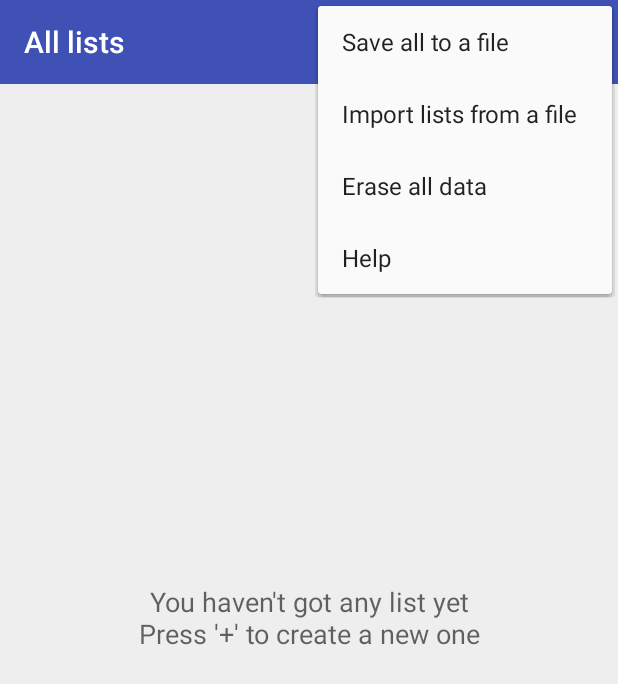
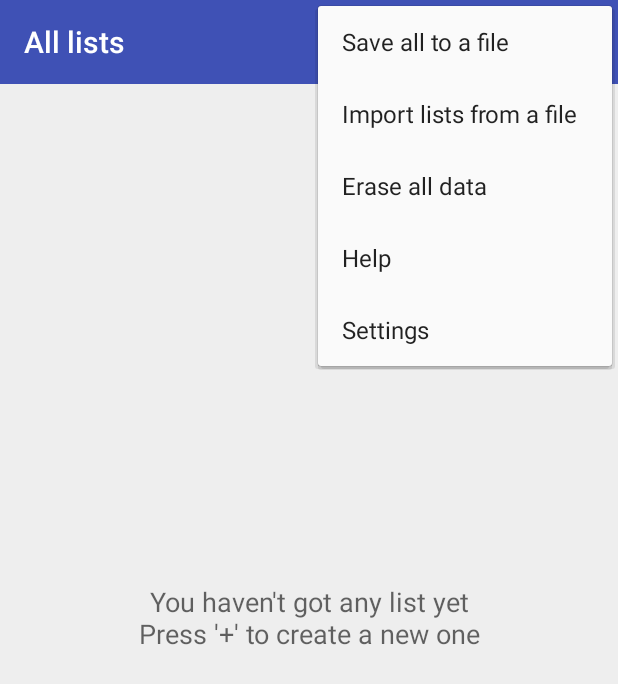
Before and after one commit to igormayachenkov/simple-list, an Android app: the screen it shows after launch (AMain), with the options menu open, on a phone screen of 412 x 824 dp. Shown: the top 684 px of the screen. Run offline under Robolectric (Android 15) with nearby library versions, the phone set to English and light mode, and no system bars; pictures from the network do not load.

Commit message:
Settings + FSettings added (dummy but working)

```diff
--- a/list/build.gradle
+++ b/list/build.gradle
@@ -17,7 +17,7 @@ android {
         minSdkVersion 17
         targetSdkVersion 30
         versionCode 1030
-        versionName "1.3.0"
+        versionName "1.3.0-dev"
         signingConfig signingConfigs.myKeys
         vectorDrawables.useSupportLibrary = true
     }
--- a/list/src/main/java/ru/igormayachenkov/list/App.kt
+++ b/list/src/main/java/ru/igormayachenkov/list/App.kt
@@ -44,9 +44,9 @@ class App : Application() {
 
         super.onCreate()
 
-        // Init Logic
+        // Init
+        Settings
         Logic
     }
 
-
 }
--- a/list/src/main/java/ru/igormayachenkov/list/BaseFragment.kt
+++ b/list/src/main/java/ru/igormayachenkov/list/BaseFragment.kt
@@ -7,6 +7,9 @@ import android.view.View.VISIBLE
 import androidx.fragment.app.Fragment
 
 abstract class BaseFragment : Fragment(){
+    //val isVisible : Boolean
+      //  get() = {return view?.visibility == VISIBLE}
+
     //----------------------------------------------------------------------------------------------
     // ANIMATION
     val useAnimation: Boolean = true
--- a/list/src/main/java/ru/igormayachenkov/list/FList.kt
+++ b/list/src/main/java/ru/igormayachenkov/list/FList.kt
@@ -173,6 +173,7 @@ class FList : BaseFragment()  {
             R.id.menu_help      -> onMenuHelp()
             R.id.menu_save_json -> Converter.saveOpenList()
             R.id.menu_save_xml  -> Converter.saveOpenListXML()
+            R.id.menu_settings  -> Settings.isVisible.value = true
         }
     }
 
--- /dev/null
+++ b/list/src/main/java/ru/igormayachenkov/list/FSettings.kt
@@ -0,0 +1,56 @@
+package ru.igormayachenkov.list
+
+import android.os.Bundle
+import android.util.Log
+import android.view.LayoutInflater
+import android.view.View
+import android.view.View.GONE
+import android.view.ViewGroup
+import androidx.lifecycle.Observer
+import kotlinx.android.synthetic.main.f_settings.*
+
+class FSettings : BaseFragment()   {
+    //----------------------------------------------------------------------------------------------
+    // STATIC
+    companion object {
+        const val TAG: String = "myapp.FSettings"
+    }
+
+    //----------------------------------------------------------------------------------------------
+    // FRAGMENT
+    override fun onCreate(savedInstanceState: Bundle?) {
+        super.onCreate(savedInstanceState)
+        Log.d(TAG, "onCreate")
+        //retainInstance = true// TO PREVENT DESTROY ON SCREEN ROTATION !!!
+    }
+
+    override fun onCreateView(inflater: LayoutInflater, container: ViewGroup?, savedInstanceState: Bundle?): View? {
+        Log.d(TAG, "onCreateView")
+        return inflater.inflate(R.layout.f_settings, null)
+    }
+
+    override fun onViewCreated(view: View, savedInstanceState: Bundle?) {
+        super.onViewCreated(view, savedInstanceState)
+        Log.d(TAG, "onViewCreated")
+
+        view.visibility = GONE // initial hidden state !!!
+
+        load()
+
+        // Set handlers
+        btnBack.setOnClickListener { Settings.isVisible.value = false }
+
+        // Observe Settings visibility
+        Settings.isVisible.observe(viewLifecycleOwner, Observer<Boolean> { isVisible->
+            if(isVisible==true) showFragment() else hideFragment()
+        })
+    }
+
+    //----------------------------------------------------------------------------------------------
+    // DATA
+    fun load(){
+        Log.d(TAG, "load")
+
+    }
+
+}
--- /dev/null
+++ b/list/src/main/java/ru/igormayachenkov/list/Settings.kt
@@ -0,0 +1,22 @@
+package ru.igormayachenkov.list
+
+import android.util.Log
+import androidx.lifecycle.MutableLiveData
+
+
+object Settings {
+    const val TAG = "myapp.Settings"
+
+    val pref : Prefs = Prefs("settings")
+
+    //----------------------------------------------------------------------------------------------
+    // SHOW / HIDE
+    var isVisible = MutableLiveData<Boolean>()
+
+    //----------------------------------------------------------------------------------------------
+    // INIT (RESTORE)
+    init {
+        Log.d(TAG, "init")
+        isVisible.value = false
+    }
+}
--- /dev/null
+++ b/list/src/main/res/drawable/ic_arrow_left_white.xml
@@ -0,0 +1,4 @@
+<vector android:height="48dp" android:viewportHeight="24"
+    android:viewportWidth="24" android:width="48dp" xmlns:android="http://schemas.android.com/apk/res/android">
+    <path android:fillColor="#FFFFFF" android:pathData="M20,11V13H8L13.5,18.5L12.08,19.92L4.16,12L12.08,4.08L13.5,5.5L8,11H20Z"/>
+</vector>
--- a/list/src/main/res/layout/a_main.xml
+++ b/list/src/main/res/layout/a_main.xml
@@ -49,4 +49,12 @@
         android:layout_width="match_parent"
         android:layout_height="match_parent"
         android:name="ru.igormayachenkov.list.FList"/>
+
+    <!-- DIALOG CONTAINER -> place for popup fragments (dialogs) -->
+    <fragment android:id="@+id/fSettings"
+        android:visibility="gone"
+        android:layout_width="match_parent"
+        android:layout_height="match_parent"
+        android:name="ru.igormayachenkov.list.FSettings"/>
+
 </FrameLayout>
--- a/list/src/main/res/menu/menu_list.xml
+++ b/list/src/main/res/menu/menu_list.xml
@@ -22,4 +22,7 @@
     <item android:id="@+id/menu_help"
         android:title="@string/list_menu_help" />
 
+    <item android:id="@+id/menu_settings"
+        android:title="@string/settings" />
+
 </menu>
--- a/list/src/main/res/menu/menu_main.xml
+++ b/list/src/main/res/menu/menu_main.xml
@@ -19,4 +19,7 @@
     <item android:id="@+id/menu_help"
         android:title="@string/list_menu_help" />
 
+    <item android:id="@+id/menu_settings"
+        android:title="@string/settings" />
+
 </menu>
--- a/list/src/main/res/values/strings.xml
+++ b/list/src/main/res/values/strings.xml
@@ -7,6 +7,8 @@
     <string name="load_to_insert">lists to insert:</string>
     <string name="load_to_update">lists to update:</string>
     <string name="load_success">Data successfully updated</string>
+
+    <string name="settings">Settings</string>
 
     <!-- MAIN -->
     <string name="main_title">All lists</string>
--- a/list/src/main/res/values/styles.xml
+++ b/list/src/main/res/values/styles.xml
@@ -14,5 +14,11 @@
         <item name="windowNoTitle">true</item>
     </style>
 
+    <style name="Icon">
+        <item name="android:layout_width">48dp</item>
+        <item name="android:layout_height">48dp</item>
+        <item name="android:padding">4dp</item>
+        <item name="background">@drawable/bg_clickable</item>
+    </style>
 
 </resources>
```
Also changed, not shown: list/src/main/java/ru/igormayachenkov/list/AMain.kt (+10 -8 lines), list/src/main/res/layout/f_settings.xml (added, +35 -0 lines), 1 other file.
